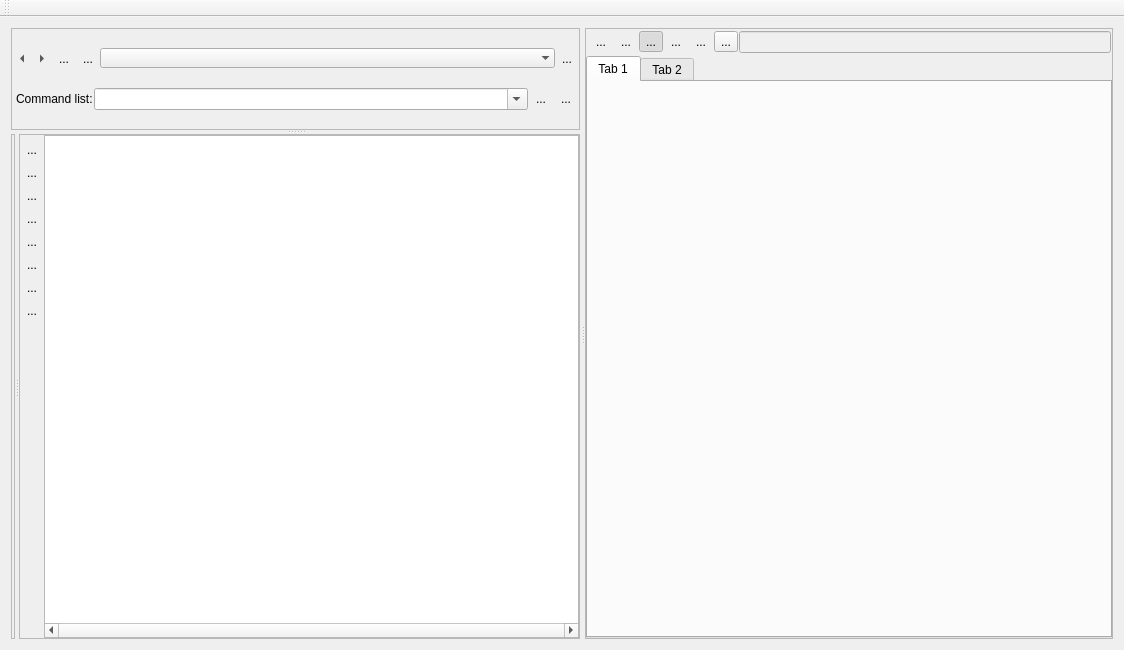
Before: the Qt Designer form nutshellqt.ui in vjetten/NutShell, drawn with Qt 5.
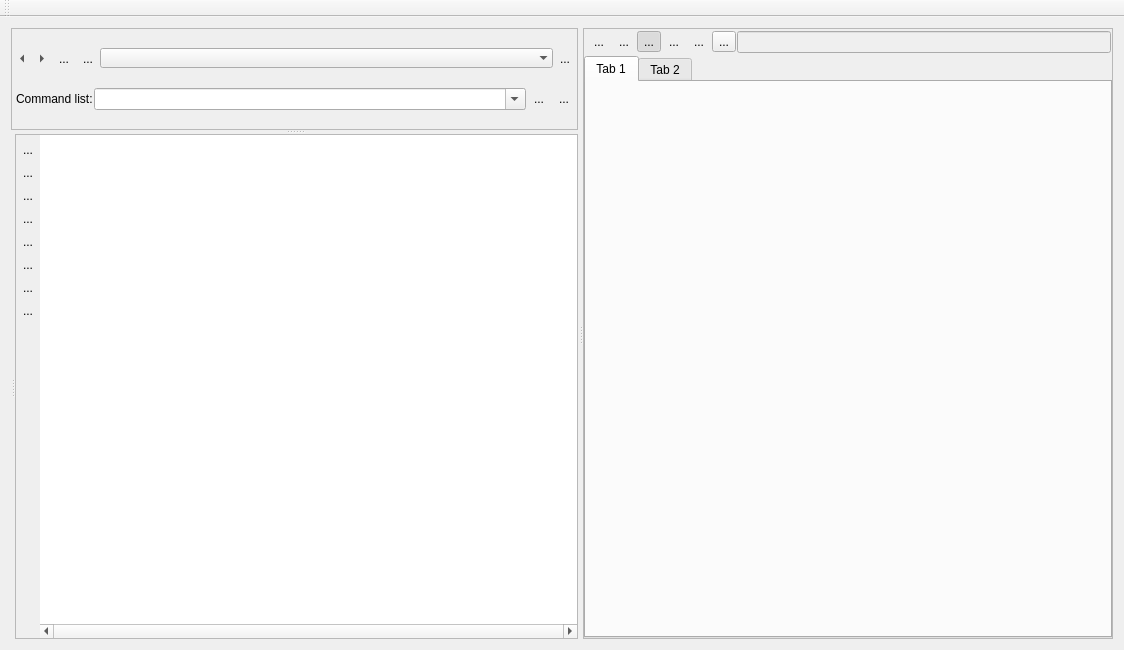
After: the same form once the commit is applied. Icons and pictures are not drawn.

Patch:
```diff
--- a/nutshellqt.ui
+++ b/nutshellqt.ui
@@ -341,13 +341,13 @@
         </property>
         <widget class="QFrame" name="frame">
          <property name="sizePolicy">
-          <sizepolicy hsizetype="Expanding" vsizetype="Expanding">
+          <sizepolicy hsizetype="Fixed" vsizetype="Expanding">
            <horstretch>0</horstretch>
            <verstretch>0</verstretch>
           </sizepolicy>
          </property>
          <property name="frameShape">
-          <enum>QFrame::StyledPanel</enum>
+          <enum>QFrame::NoFrame</enum>
          </property>
          <layout class="QVBoxLayout" name="verticalLayout_3">
           <property name="spacing">
@@ -562,6 +562,12 @@
               </item>
               <item>
                <widget class="QToolButton" name="toolButton_deletereport">
+                <property name="sizePolicy">
+                 <sizepolicy hsizetype="Preferred" vsizetype="Preferred">
+                  <horstretch>0</horstretch>
+                  <verstretch>0</verstretch>
+                 </sizepolicy>
+                </property>
                 <property name="toolTip">
                  <string>Delete all reported output in active script</string>
                 </property>
@@ -635,6 +641,12 @@
               <property name="toolTip">
                <string/>
               </property>
+              <property name="frameShape">
+               <enum>QFrame::NoFrame</enum>
+              </property>
+              <property name="frameShadow">
+               <enum>QFrame::Plain</enum>
+              </property>
               <property name="horizontalScrollBarPolicy">
                <enum>Qt::ScrollBarAlwaysOn</enum>
               </property>
@@ -707,6 +719,9 @@
        <property name="frameShape">
         <enum>QFrame::StyledPanel</enum>
        </property>
+       <property name="frameShadow">
+        <enum>QFrame::Plain</enum>
+       </property>
        <layout class="QVBoxLayout" name="verticalLayout_2">
         <property name="spacing">
          <number>0</number>
```
Left out of the diff: 6 changed lines with no effect on the pictures.
